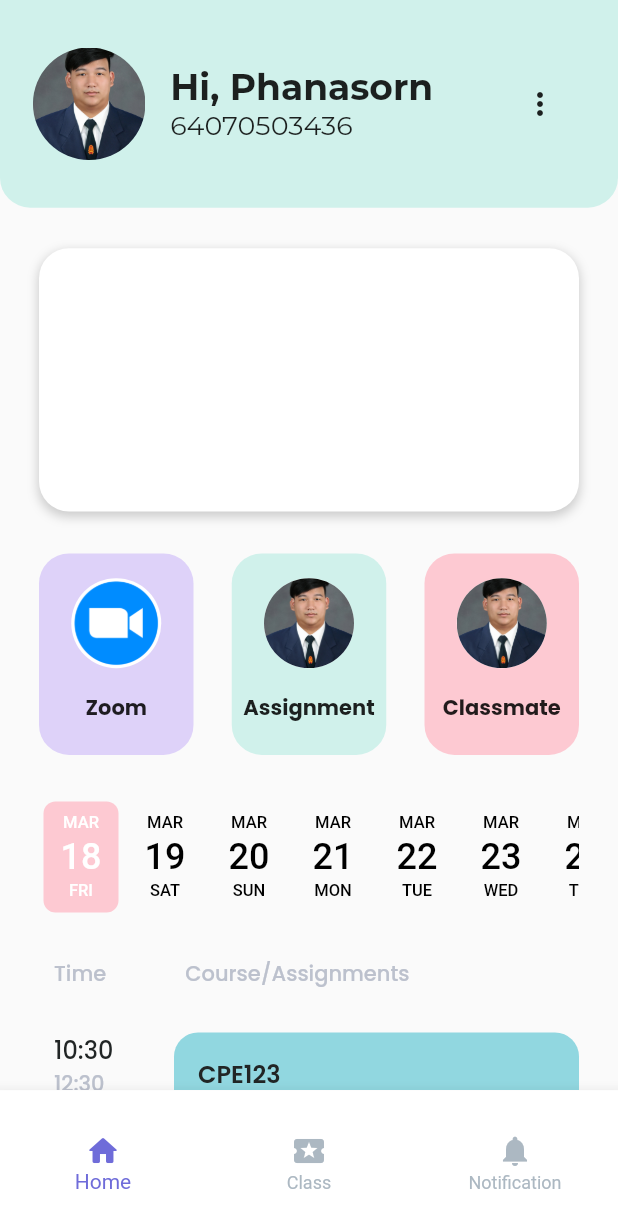
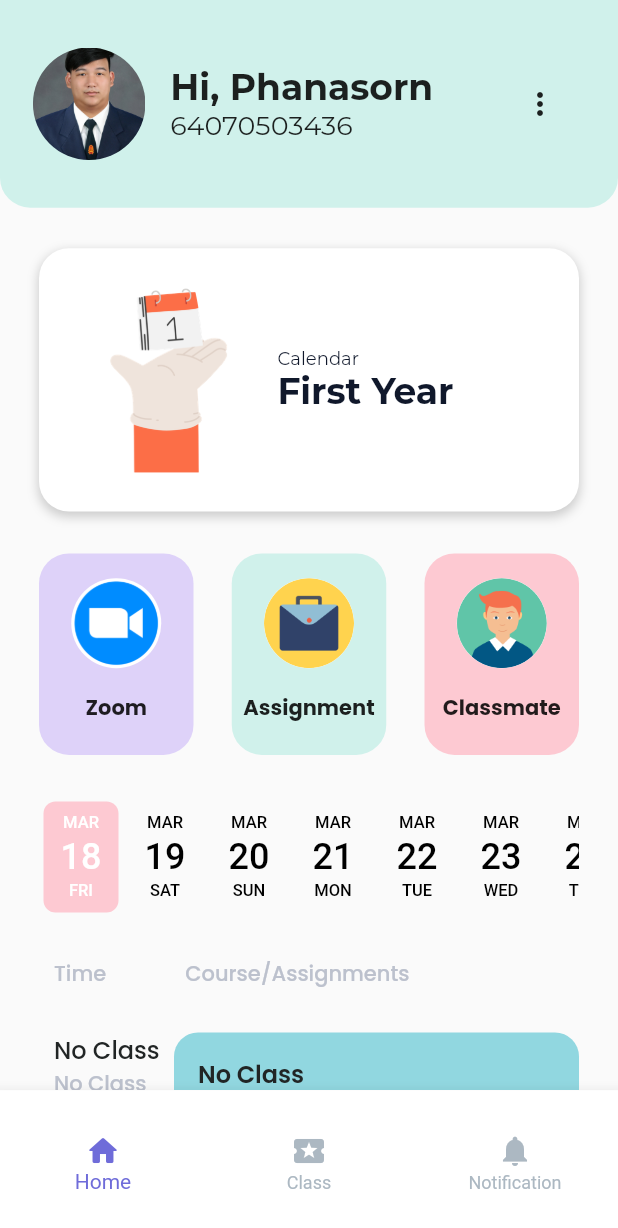
Before and after one commit to redbiiddsun/cpe_application, a Flutter app: the MainScreen screen opened by its route, on a phone screen of 412 x 824 dp. Shown: the top 1228 px of the screen. Run offline on Flutter 3.47's test engine with Material 2 defaults, Android fonts, the phone set to English and light mode, and no system bars; drawn by our look-alikes of date_picker_timeline; our stand-ins replace cloud_firestore, email_validator, firebase_auth, firebase_core, rflutter_alert, syncfusion_flutter_calendar; missing offline and left inert: splash_screen_view; accounts and stored records are empty; project files that could hold a hidden picture were left out.

Commit message:
last update

```diff
--- a/lib/main.dart
+++ b/lib/main.dart
@@ -1,4 +1,5 @@
 import 'package:cpe_alert/routing_constants.dart';
+import 'package:cpe_alert/screen_information.dart';
 import 'package:cpe_alert/screens/main/main_screen.dart';
 import 'package:firebase_auth/firebase_auth.dart';
 import 'package:firebase_core/firebase_core.dart';
@@ -8,7 +9,7 @@ import 'package:cpe_alert/router.dart' as router;
 Future<Null> main() async {
   WidgetsFlutterBinding.ensureInitialized();
   await Firebase.initializeApp().then((value) async {
-    await FirebaseAuth.instance.authStateChanges().listen((event) {
+    FirebaseAuth.instance.authStateChanges().listen((event) {
       if (event != null) {
         //if user login
         // ignore: unused_local_variable
--- a/lib/screens/assignment/assignment.dart
+++ b/lib/screens/assignment/assignment.dart
@@ -46,14 +46,13 @@ class _AssignmentState extends State<Assignment> {
 List<Meeting> _getDataSource() {
   final List<Meeting> meetings = <Meeting>[];
   final DateTime today = DateTime.now();
-  final DateTime startTime =
-      DateTime(today.year, today.month, today.day, 13, 30, 0);
+  final DateTime startTime = DateTime(today.year, today.month, 13, 13, 30, 0);
   final DateTime endTime = startTime.add(const Duration(hours: 3));
 
-  final tmr = DateTime(today.year, today.month, today.day + 1, 00, 00, 0);
+  final tmr = DateTime(today.year, today.month, 14, 00, 00, 0);
   final DateTime tmrEndTime = startTime.add(const Duration(hours: 24));
 
-  final tmr2 = DateTime(today.year, today.month, today.day + 3, 0, 0, 0);
+  final tmr2 = DateTime(today.year, today.month, 16, 0, 0, 0);
   final DateTime tmrEndTime2 = startTime.add(const Duration(hours: 12));
 
   //final DateTime
--- a/lib/screens/class/class.dart
+++ b/lib/screens/class/class.dart
@@ -52,6 +52,7 @@ class _ClassState extends State<Class> {
       "LNG221",
       "ACADEMIC ENGLISH IN INTERNATIONAL CONTEXTS",
       "Thursday, 13:30-15:30",
+      "",
       "https://line.me/R/ti/g/WkHQEkIA1R"
     ],
   ];
--- a/lib/screens/classmate/classmate.dart
+++ b/lib/screens/classmate/classmate.dart
@@ -6,6 +6,13 @@ class Classmate extends StatefulWidget {
   @override
   _ClassmateState createState() => _ClassmateState();
 }
+
+List<String> nameList = [
+  "64070503436 พณศร ศรีสยาม",
+  "64070503439 พิชญฎา สงฆ์รักษ์",
+  "64070503474 วีรภัทร ทุนหิรัญกร",
+  "64070503463 ญาณวุฒิ ภาษาชีวะ",
+];
 
 class _ClassmateState extends State<Classmate> {
   @override
@@ -28,17 +35,20 @@ class _ClassmateState extends State<Classmate> {
       ),
       body: Padding(
         padding: const EdgeInsets.all(20),
-        child: ListView(
-          children: [
-            ListTile(
-              leading: CircleAvatar(
-                radius: 30,
-                backgroundImage: AssetImage("assets/image/3436_STD.jpg"),
-              ),
-              title: Text("64070503436 Phanasorn srisayam"),
-            )
-          ],
-        ),
+        child: ListView.builder(
+            itemCount: 4,
+            itemBuilder: (BuildContext context, int index) {
+              return Padding(
+                padding: const EdgeInsets.all(8.0),
+                child: ListTile(
+                  leading: const CircleAvatar(
+                    radius: 30,
+                    //backgroundImage: AssetImage("assets/image/3436_STD.jpg"),
+                  ),
+                  title: Text(nameList[index]),
+                ),
+              );
+            }),
       ),
     );
   }
--- a/lib/screens/home/component/calendarcard.dart
+++ b/lib/screens/home/component/calendarcard.dart
@@ -9,6 +9,11 @@ class Calendarcard extends StatelessWidget {
   @override
   Widget build(BuildContext context) {
     return Container(
+      padding: EdgeInsets.only(
+          top: ScreenInformation.screenHeight! * 0.025,
+          bottom: ScreenInformation.screenHeight! * 0.025,
+          left: ScreenInformation.screenWidth! * 0.034,
+          right: ScreenInformation.screenWidth! * 0.034),
       height: ScreenInformation.screenHeight! * 0.213,
       decoration: BoxDecoration(
         borderRadius: BorderRadius.circular(20),
@@ -20,7 +25,40 @@ class Calendarcard extends StatelessWidget {
             blurRadius: 5,
             offset: const Offset(0, 3), // changes position of shadow
           ),
-          ]),
+        ],
+      ),
+      child: Row(
+        children: [
+          Image.asset(
+            "assets/image/Hands.png",
+            width: ScreenInformation.screenWidth! * 0.352,
+          ),
+          Column(
+            mainAxisAlignment: MainAxisAlignment.center,
+            crossAxisAlignment: CrossAxisAlignment.start,
+            children: [
+              Text(
+                "Calendar",
+                style: TextStyle(
+                  fontFamily: 'Montserrat',
+                  fontWeight: FontWeight.w400,
+                  fontSize: 12,
+                  color: Color(0xFF10182B),
+                ),
+              ),
+              Text(
+                "First Year",
+                style: TextStyle(
+                  fontFamily: 'Montserrat',
+                  fontWeight: FontWeight.w700,
+                  fontSize: 24,
+                  color: Color(0xFF10182B),
+                ),
+              ),
+            ],
+          )
+        ],
+      ),
     );
   }
 }
--- a/lib/screens/home/component/calendarclasscard.dart
+++ b/lib/screens/home/component/calendarclasscard.dart
@@ -2,8 +2,21 @@ import 'package:cpe_alert/screen_information.dart';
 import 'package:flutter/material.dart';
 
 class CalendarClassCard extends StatelessWidget {
+  final String classNo;
+  final String content;
+  final String place;
+  final String professor;
+  final String startTime;
+  final String endTime;
+
   const CalendarClassCard({
     Key? key,
+    required this.classNo,
+    this.content = "",
+    required this.place,
+    this.professor = "",
+    required this.startTime,
+    required this.endTime,
   }) : super(key: key);
 
   @override
@@ -19,10 +32,10 @@ class CalendarClassCard extends StatelessWidget {
               padding: const EdgeInsets.only(left: 10),
               child: Column(
                 crossAxisAlignment: CrossAxisAlignment.start,
-                children: const [
+                children: [
                   Text(
-                    "10:30",
-                    style: TextStyle(
+                    startTime,
+                    style: const TextStyle(
                       fontFamily: "Poppins",
                       fontWeight: FontWeight.w500,
                       fontSize: 16,
@@ -30,8 +43,8 @@ class CalendarClassCard extends StatelessWidget {
                     ),
                   ),
                   Text(
-                    "12:30",
-                    style: TextStyle(
+                    endTime,
+                    style: const TextStyle(
                       fontFamily: "Poppins",
                       fontWeight: FontWeight.w500,
                       fontSize: 14,
@@ -56,8 +69,8 @@ class CalendarClassCard extends StatelessWidget {
                   crossAxisAlignment: CrossAxisAlignment.start,
                   children: [
                     Text(
-                      "CPE123",
-                      style: TextStyle(
+                      classNo,
+                      style: const TextStyle(
                         fontFamily: "Poppins",
                         fontWeight: FontWeight.w600,
                         fontSize: 16,
@@ -69,8 +82,8 @@ class CalendarClassCard extends StatelessWidget {
                           top: ScreenInformation.screenHeight! * 0.0086,
                           bottom: ScreenInformation.screenHeight! * 0.0197),
                       child: Text(
-                        "Week 10 : Figma",
-                        style: TextStyle(
+                        content,
+                        style: const TextStyle(
                           fontFamily: "Poppins",
                           fontWeight: FontWeight.w500,
                           fontSize: 12,
@@ -79,10 +92,7 @@ class CalendarClassCard extends StatelessWidget {
                       ),
                     ),
                     Row(
-                      children: [
-                        Icon(Icons.location_on_outlined),
-                        Text("Zoom")
-                      ],
+                      children: [Icon(Icons.location_on_outlined), Text(place)],
                     ),
                     Row(
                       crossAxisAlignment: CrossAxisAlignment.center,
@@ -90,13 +100,13 @@ class CalendarClassCard extends StatelessWidget {
                         Padding(
                           padding: EdgeInsetsDirectional.only(
                               top: ScreenInformation.screenHeight! * 0.0086),
-                          child: CircleAvatar(
+                          child: const CircleAvatar(
                             radius: 10,
                           ),
                         ),
                         Padding(
-                          padding: EdgeInsets.only(left: 10),
-                          child: Text("Phanasorn Srisayam"),
+                          padding: const EdgeInsets.only(left: 10),
+                          child: Text(professor),
                         ),
                       ],
                     ),
--- a/lib/screens/home/component/menu.dart
+++ b/lib/screens/home/component/menu.dart
@@ -7,6 +7,7 @@ class MenuSelcetion extends StatelessWidget {
   final Color? color;
   final ImageProvider<Object> image;
   final VoidCallback? onTap;
+  final BoxFit? fit;
 
   const MenuSelcetion({
     Key? key,
@@ -15,6 +16,7 @@ class MenuSelcetion extends StatelessWidget {
     this.color = const Color(0xFFDED2F9),
     this.image = const AssetImage("assets/image/3436_STD.jpg"),
     this.onTap,
+    this.fit = BoxFit.cover,
   }) : super(key: key);
 
   @override
@@ -41,7 +43,7 @@ class MenuSelcetion extends StatelessWidget {
                 borderRadius: BorderRadius.circular(30),
                 image: DecorationImage(
                   image: image,
-                  fit: BoxFit.cover,
+                  fit: fit,
                 ),
               ),
             ),
--- a/lib/screens/home/home.dart
+++ b/lib/screens/home/home.dart
@@ -18,6 +18,7 @@ class _HomeState extends State<Home> {
   DatePickerController _controller = DatePickerController();
 
   DateTime _selectedValue = DateTime.now();
+  int dateselect = 1;
 
   @override
   void initState() {
@@ -35,8 +36,117 @@ class _HomeState extends State<Home> {
     Navigator.pushReplacementNamed(context, LoginRoute);
   }
 
+  final monday = [
+    [
+      "MTH101",
+      "Mathematics",
+      "8:30",
+      "10:30",
+      "Zoom",
+      "Songpon",
+      "https://kmutt-ac-th.zoom.us/j/92218683317"
+    ],
+  ];
+
+  final tuesday = [
+    [
+      "CPE100",
+      "COMPUTER PROGRAMMING FORENGINEERS",
+      "8:30",
+      "10:30",
+      "Zoom",
+      "Natacha",
+      "https://us06web.zoom.us/j/8672073434?pwd=MnNMWXppK2YzTFpHdjFWc0JOdENCdz09"
+    ],
+    [
+      "MTH101",
+      "Mathematics",
+      "10:30",
+      "12:30",
+      "Zoom",
+      "Songpon",
+      "https://kmutt-ac-th.zoom.us/j/92218683317"
+    ],
+    [
+      "CPE100",
+      "COMPUTER PROGRAMMING FORENGINEERS (LAB)",
+      "13:30",
+      "15:30",
+      "Zoom",
+      "Natacha",
+      "https://us06web.zoom.us/j/8672073434?pwd=MnNMWXppK2YzTFpHdjFWc0JOdENCdz09"
+    ],
+  ];
+
+  final wednesday = [
+    [
+      "CPE123",
+      "USER EXPERIENCE/USER INTERFACE",
+      "10:30",
+      "12:30",
+      "Zoom",
+      "Ajan June",
+      "https://us06web.zoom.us/j/8672073434?pwd=MnNMWXppK2YzTFpHdjFWc0JOdENCdz09"
+    ],
+  ];
+
+  final thursday = [
+    [
+      "CPE123",
+      "USER EXPERIENCE/USER INTERFACE",
+      "10:30",
+      "12:30",
+      "Zoom",
+      "Ajan June"
+          "https://us06web.zoom.us/j/8672073434?pwd=MnNMWXppK2YzTFpHdjFWc0JOdENCdz09"
+    ],
+    [
+      "LNG221",
+      "ACADEMIC ENGLISH IN INTERNATIONAL CONTEXTS",
+      "13:30",
+      "15:30",
+      "Zoom",
+      "Ajan ....."
+          "https://line.me/R/ti/g/WkHQEkIA1R"
+    ],
+  ];
+
+  final friday = [
+    [
+      "CPE111",
+      "Discrete Mathematics for Computer Engineers",
+      "9:30",
+      "12:30",
+      "Zoom",
+      "Narumon"
+          "https://kmutt-ac-th.zoom.us/j/92218683317"
+    ],
+    [
+      "CPE101",
+      "Computer Programming for Engineers",
+      "15:30",
+      "17:30",
+      "Zoom",
+      "Jumpon"
+          "https://www.facebook.com/groups/4443556728990006"
+    ],
+  ];
+
   @override
   Widget build(BuildContext context) {
+    List<Widget> dateList = [
+      ListView.builder(
+          itemCount: 1,
+          itemBuilder: (BuildContext context, int index) {
+            return CalendarClassCard(
+              classNo: monday[index][1],
+              place: monday[index][4],
+              startTime: monday[index][2],
+              endTime: monday[index][3],
+              professor: monday[index][5],
+            );
+          }),
+    ];
     return Scaffold(
       appBar: PreferredSize(
         preferredSize: Size.fromHeight(ScreenInformation.screenHeight! * 0.168),
@@ -141,6 +251,8 @@ class _HomeState extends State<Home> {
                   MenuSelcetion(
                     title: "Assignment",
                     color: const Color(0xFFD0F1EB),
+                    image: AssetImage("assets/image/work.png"),
+                    fit: BoxFit.cover,
                     onTap: () {
                       Navigator.pushNamed(context, AssignmentRoute);
                     },
@@ -148,6 +260,7 @@ class _HomeState extends State<Home> {
                   MenuSelcetion(
                       title: "Classmate",
                       color: const Color(0xFFFDC9D2),
+                      image: AssetImage("assets/image/people.jpg"),
                       onTap: () {
                         Navigator.pushNamed(context, ClassmateRoute);
                       }),
@@ -167,6 +280,7 @@ class _HomeState extends State<Home> {
                     // New date selected
                     setState(() {
                       _selectedValue = date;
+                      dateselect = date.weekday;
                     });
                   },
                 ),
@@ -202,9 +316,18 @@ class _HomeState extends State<Home> {
                   ],
                 ),
               ),
-              CalendarClassCard(),
-              CalendarClassCard(),
-              CalendarClassCard(),
+              CalendarClassCard(
+                classNo: "No Class",
+                place: "No Class",
+                startTime: "No Class",
+                endTime: "No Class",
+                professor: "No Class",
+              )
+              /*ListView.builder(
+                  itemCount: 1,
+                  itemBuilder: (BuildContext context, int index) {
+                    return Container();
+                  }),*/
             ],
           ),
         ),
--- a/lib/screens/main/main_screen.dart
+++ b/lib/screens/main/main_screen.dart
@@ -22,6 +22,7 @@ class _MainScreenState extends State<MainScreen> {
   ];
   @override
   Widget build(BuildContext context) {
+    ScreenInformation.init(context);
     return Scaffold(
       body: pageList[pageIndex],
       bottomNavigationBar: SizedBox(
--- a/lib/screens/notification/component/notificationcard.dart
+++ b/lib/screens/notification/component/notificationcard.dart
@@ -2,8 +2,10 @@ import 'package:cpe_alert/screen_information.dart';
 import 'package:flutter/material.dart';
 
 class NotificationCard extends StatelessWidget {
+  final String message;
   const NotificationCard({
     Key? key,
+    required this.message,
   }) : super(key: key);
 
   @override
@@ -19,7 +21,7 @@ class NotificationCard extends StatelessWidget {
       child: Row(
         children: [
           Text(
-            "CPE123 Have test on Monday ",
+            message,
             style: TextStyle(
               fontFamily: "Poppins",
               fontWeight: FontWeight.w600,
--- a/lib/screens/notification/notification.dart
+++ b/lib/screens/notification/notification.dart
@@ -28,7 +28,19 @@ class _NotificationScreenState extends State<NotificationScreen> {
           ),
         ),
       ),
-      body: NotificationCard(),
+      body: Column(
+        children: [
+          NotificationCard(
+            message: 'CPE111 Final Exam on 13 Mondoay',
+          ),
+          NotificationCard(
+            message: 'CPE101 Project Submittion is Tomorrow',
+          ),
+          NotificationCard(
+            message: 'CPE101 Project Presentation  on 16 Thursday',
+          ),
+        ],
+      ),
     );
   }
 }
--- /dev/null
+++ b/lib/services/get_classmate.dart
@@ -0,0 +1,2 @@
+import 'package:cloud_firestore/cloud_firestore.dart';
+import 'package:flutter/material.dart';
```
Also changed, not shown: assets/icons/appicon.png, assets/image/Hands.png (added), assets/image/people.jpg (added), assets/image/work.png (added), 33 other files. Lines whose indentation alone changed are shown as unchanged.
